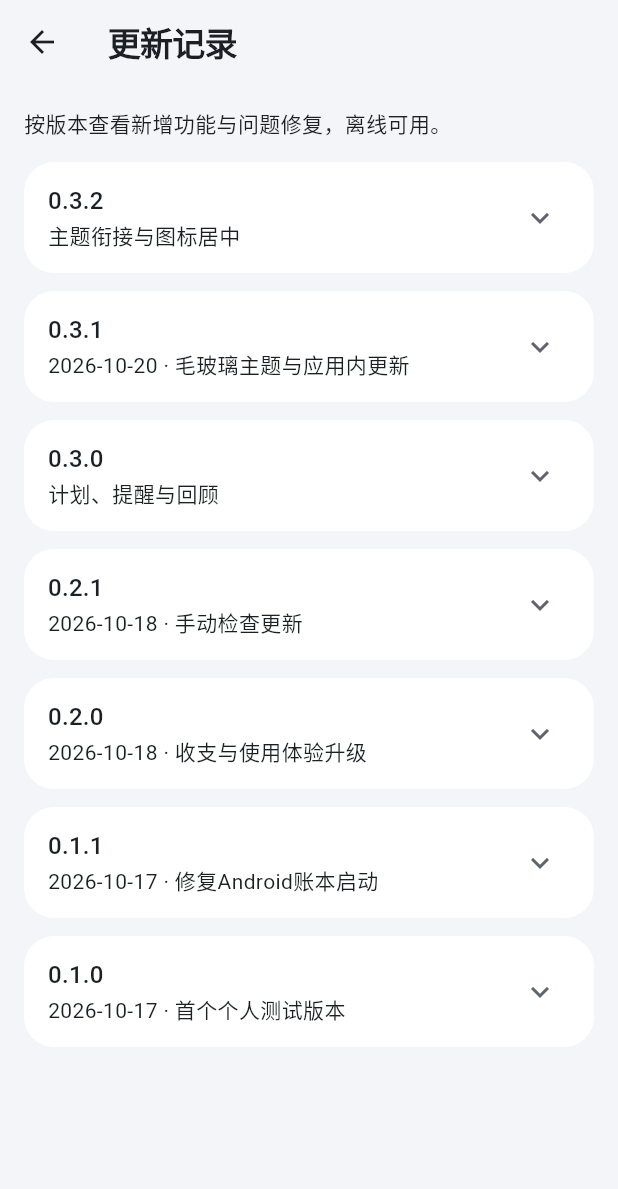
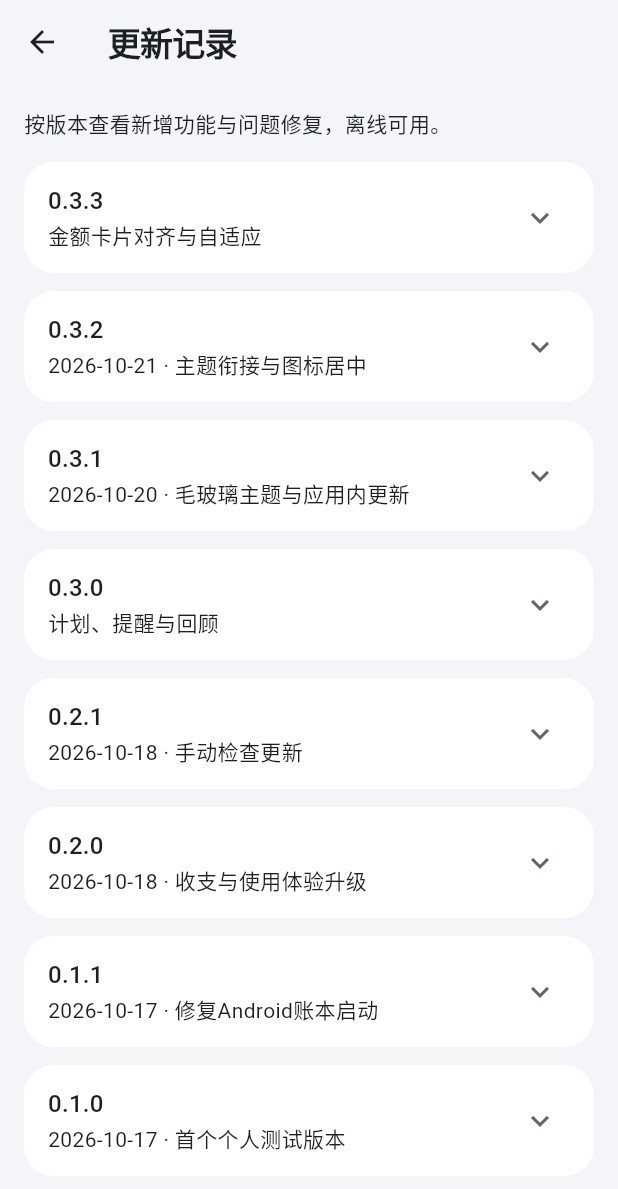
Before and after one commit to yuminhang666-oss/PocketFlow, a Flutter app: the ReleaseHistoryPage screen opened directly with empty values, on a phone screen of 412 x 824 dp. Shown: the top 1189 px of the screen. Run offline on Flutter 3.47's test engine with Material 3 defaults, Android fonts, the phone set to English and light mode, and no system bars; our stand-ins replace drift, drift_flutter, fl_chart, flutter_riverpod; accounts and stored records are empty; generated files the repository leaves out were written again.

Commit message:
Fix 0.3.3 amount-card wrapping and alignment across ledger and statistics

```diff
--- a/lib/features/settings/domain/release_history.dart
+++ b/lib/features/settings/domain/release_history.dart
@@ -20,8 +20,15 @@ class AppVersionNotes {
 
 const pocketFlowVersionHistory = <AppVersionNotes>[
   AppVersionNotes(
+    version: '0.3.3',
+    title: '金额卡片对齐与自适应',
+    fixes: ['修复账单与统计卡片中的金额拆行及基线错位。', '按系统字体与完整金额自适应列数，改善长金额和大字体显示。'],
+    notes: ['保持原有账目与备份格式，支持覆盖安装。'],
+  ),
+  AppVersionNotes(
     version: '0.3.2',
     title: '主题衔接与图标居中',
+    publishedOn: '2026-10-21',
     fixes: [
       '修复毛玻璃页面过渡的浅色闪变，统一新页面与返回过程的主题。',
       '校正蓝白钱包图标的视觉中心，统一桌面遮罩与传统图标的留白。',
--- a/lib/l10n/app_en.arb
+++ b/lib/l10n/app_en.arb
@@ -1533,5 +1533,8 @@
   "m0711": "Fixed the light flash during frosted page transitions, keeping new pages and back navigation consistent.",
   "m0712": "Centered the blue and white wallet visually, with consistent spacing across launcher masks and legacy icons.",
   "m0713": "Kept appearance preferences during data reloads, improved reduced motion support and category selection feedback.",
-  "m0714": "Preserves existing entries and backup formats, with in-place upgrades."
+  "m0714": "Preserves existing entries and backup formats, with in-place upgrades.",
+  "m0715": "Aligned, adaptive amount cards",
+  "m0716": "Fixed split amounts and misaligned baselines in Ledger and Statistics cards.",
+  "m0717": "Adapted columns to the system font and full amount, improving long values and larger text."
 }
--- a/lib/l10n/app_zh_Hans.arb
+++ b/lib/l10n/app_zh_Hans.arb
@@ -1533,5 +1533,8 @@
   "m0711": "修复毛玻璃页面过渡的浅色闪变，统一新页面与返回过程的主题。",
   "m0712": "校正蓝白钱包图标的视觉中心，统一桌面遮罩与传统图标的留白。",
   "m0713": "保留数据重载期间的外观偏好，完善减少动画与分类选中反馈。",
-  "m0714": "保持原有账目与备份格式，支持覆盖安装。"
+  "m0714": "保持原有账目与备份格式，支持覆盖安装。",
+  "m0715": "金额卡片对齐与自适应",
+  "m0716": "修复账单与统计卡片中的金额拆行及基线错位。",
+  "m0717": "按系统字体与完整金额自适应列数，改善长金额和大字体显示。"
 }
--- a/lib/l10n/app_zh_Hant.arb
+++ b/lib/l10n/app_zh_Hant.arb
@@ -1533,5 +1533,8 @@
   "m0711": "修復毛玻璃頁面轉場的淺色閃變，統一新頁面與返回過程的主題。",
   "m0712": "校正藍白錢包圖示的視覺中心，統一桌面遮罩與傳統圖示的留白。",
   "m0713": "保留資料重新載入期間的外觀偏好，完善減少動畫與分類選取回饋。",
-  "m0714": "維持原有帳目與備份格式，支援覆蓋安裝。"
+  "m0714": "維持原有帳目與備份格式，支援覆蓋安裝。",
+  "m0715": "金額卡片對齊與自適應",
+  "m0716": "修復帳單與統計卡片中的金額斷行及基線錯位。",
+  "m0717": "依系統字型與完整金額自適應欄數，改善長金額與大字體顯示。"
 }
--- a/lib/l10n/message_catalogs.dart
+++ b/lib/l10n/message_catalogs.dart
@@ -716,6 +716,9 @@ const messageCatalogs = <String, Map<String, String>>{
     "m0712": "校正蓝白钱包图标的视觉中心，统一桌面遮罩与传统图标的留白。",
     "m0713": "保留数据重载期间的外观偏好，完善减少动画与分类选中反馈。",
     "m0714": "保持原有账目与备份格式，支持覆盖安装。",
+    "m0715": "金额卡片对齐与自适应",
+    "m0716": "修复账单与统计卡片中的金额拆行及基线错位。",
+    "m0717": "按系统字体与完整金额自适应列数，改善长金额和大字体显示。",
   },
   "zh_Hant": {
     "m0000": "預算已保存",
@@ -1433,6 +1436,9 @@ const messageCatalogs = <String, Map<String, String>>{
     "m0712": "校正藍白錢包圖示的視覺中心，統一桌面遮罩與傳統圖示的留白。",
     "m0713": "保留資料重新載入期間的外觀偏好，完善減少動畫與分類選取回饋。",
     "m0714": "維持原有帳目與備份格式，支援覆蓋安裝。",
+    "m0715": "金額卡片對齊與自適應",
+    "m0716": "修復帳單與統計卡片中的金額斷行及基線錯位。",
+    "m0717": "依系統字型與完整金額自適應欄數，改善長金額與大字體顯示。",
   },
   "en": {
     "m0000": "Budget saved",
@@ -2150,5 +2156,8 @@ const messageCatalogs = <String, Map<String, String>>{
     "m0712": "Centered the blue and white wallet visually, with consistent spacing across launcher masks and legacy icons.",
     "m0713": "Kept appearance preferences during data reloads, improved reduced motion support and category selection feedback.",
     "m0714": "Preserves existing entries and backup formats, with in-place upgrades.",
+    "m0715": "Aligned, adaptive amount cards",
+    "m0716": "Fixed split amounts and misaligned baselines in Ledger and Statistics cards.",
+    "m0717": "Adapted columns to the system font and full amount, improving long values and larger text.",
   },
 };
--- a/lib/l10n/message_keys.dart
+++ b/lib/l10n/message_keys.dart
@@ -715,4 +715,7 @@ const messageKeys = <String, String>{
   "校正蓝白钱包图标的视觉中心，统一桌面遮罩与传统图标的留白。": "m0712",
   "保留数据重载期间的外观偏好，完善减少动画与分类选中反馈。": "m0713",
   "保持原有账目与备份格式，支持覆盖安装。": "m0714",
+  "金额卡片对齐与自适应": "m0715",
+  "修复账单与统计卡片中的金额拆行及基线错位。": "m0716",
+  "按系统字体与完整金额自适应列数，改善长金额和大字体显示。": "m0717",
 };
--- a/pubspec.yaml
+++ b/pubspec.yaml
@@ -1,7 +1,7 @@
 name: pocketflow
 description: Offline living-expense budgeting for university students.
 publish_to: none
-version: 0.3.2+8
+version: 0.3.3+9
 
 environment:
   sdk: '>=3.12.0 <4.0.0'
```
Also changed, not shown: lib/shared/widgets/amount_text.dart (+8 -3 lines), lib/shared/widgets/metric_grid.dart (+95 -27 lines), 5 other files.
